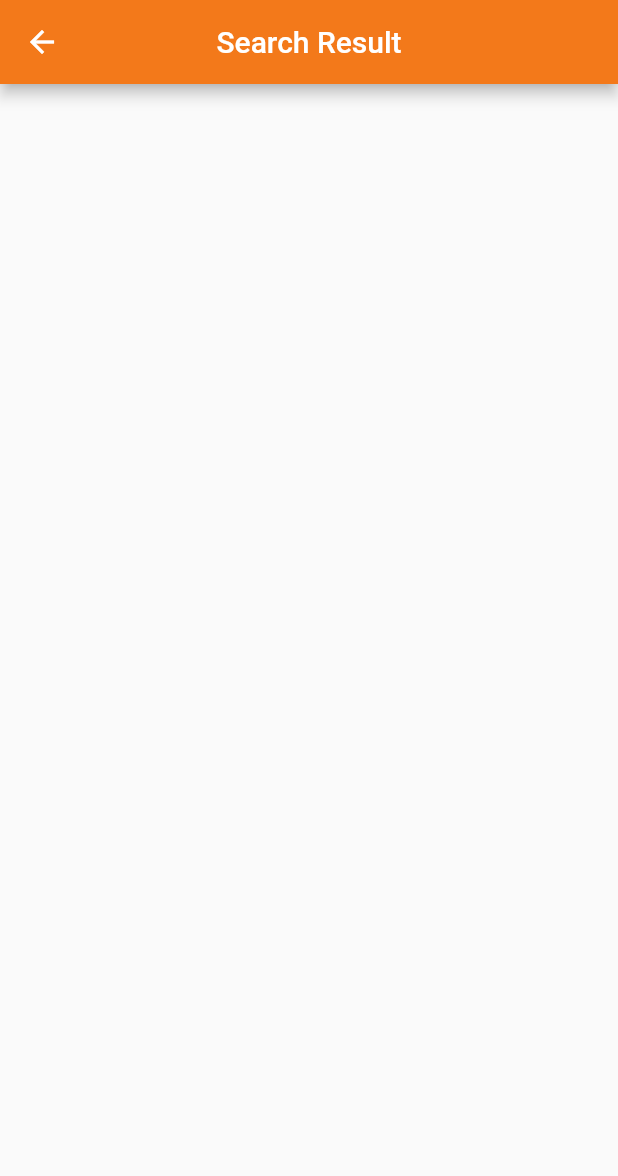
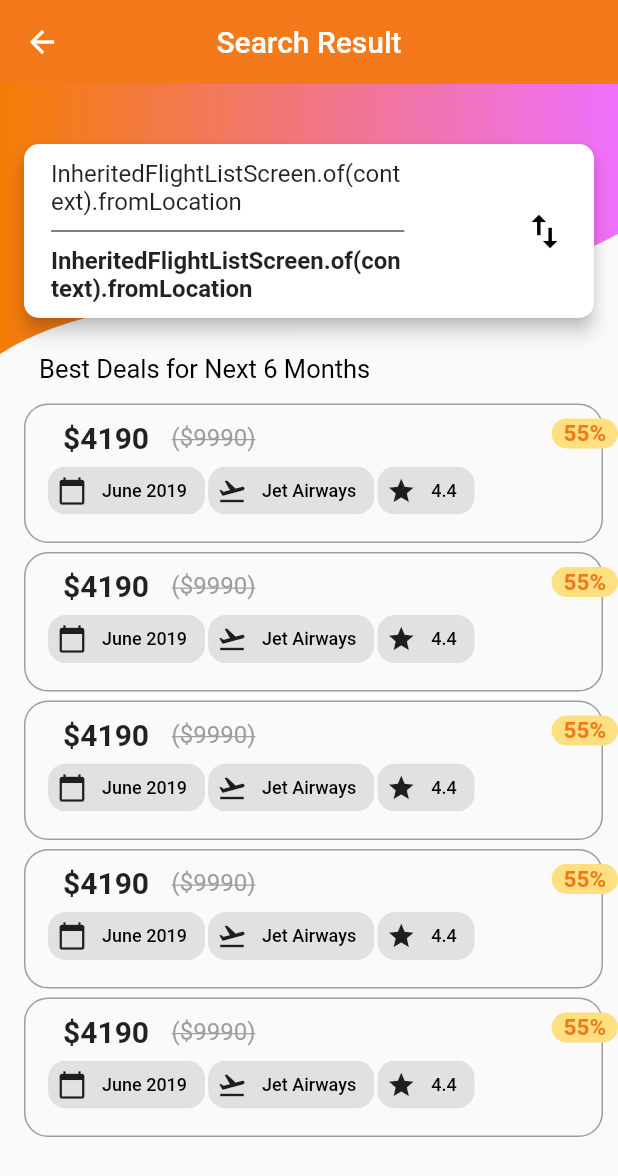
Before and after one commit to csj110/flutter_app_new, a Flutter app: the FlightListScreen screen opened directly, on a phone screen of 412 x 824 dp. Shown: the top 1176 px of the screen. Run offline on Flutter 3.47's test engine with Material 2 defaults, Android fonts, the phone set to English and light mode, and no system bars; Roboto replaces fonts that are missing (oxygen).

Commit message:
finish search page

```diff
--- /dev/null
+++ b/lib/flightListBottomPart.dart
@@ -0,0 +1,138 @@
+
+import 'package:flutter/material.dart';
+
+import 'flight_lists.dart';
+import 'main.dart';
+
+class FlightListBottomPart extends StatelessWidget {
+  @override
+  Widget build(BuildContext context) {
+    return Padding(
+      padding: EdgeInsets.only(
+        left: 16,
+      ),
+      child: Column(
+        children: <Widget>[
+          // SizedBox(
+          //   height: 16,
+          // ),
+          Row(
+            children: <Widget>[
+              SizedBox(
+                width: 10,
+              ),
+              Text(
+                'Best Deals for Next 6 Months',
+                style: TextStyle(color: Colors.black, fontSize: 17),
+              ),
+            ],
+          ),
+          SizedBox(
+            height: 10,
+          ),
+          ListView(
+            physics: ClampingScrollPhysics(),
+            shrinkWrap: true,
+            scrollDirection: Axis.vertical,
+            children: <Widget>[
+              FlightCard(),
+              FlightCard(),
+              FlightCard(),
+              FlightCard(),
+              FlightCard(),
+            ],
+          ),
+        ],
+      ),
+    );
+  }
+}
+
+class FlightCard extends StatelessWidget {
+  @override
+  Widget build(BuildContext context) {
+    return Padding(
+      padding: EdgeInsets.symmetric(vertical: 3),
+      child: Stack(
+        children: <Widget>[
+          Container(
+            margin: EdgeInsets.only(right: 10),
+            padding: EdgeInsets.symmetric(horizontal: 15, vertical: 10),
+            decoration: BoxDecoration(
+                borderRadius: BorderRadius.all(Radius.circular(16)),
+                border: Border.all(color: Colors.grey)),
+            child: Column(
+              crossAxisAlignment: CrossAxisAlignment.start,
+              children: <Widget>[
+                Row(
+                  children: <Widget>[
+                    SizedBox(
+                      width: 10,
+                    ),
+                    Text('\$4190',
+                        style: TextStyle(
+                            fontSize: 20.0, fontWeight: FontWeight.bold)),
+                    SizedBox(
+                      width: 15,
+                    ),
+                    Text(
+                      '(\$9990)',
+                      style: TextStyle(
+                          fontSize: 16.0,
+                          color: Colors.grey,
+                          decoration: TextDecoration.lineThrough),
+                    ),
+                  ],
+                ),
+                Wrap(
+                  spacing: 2,
+                  children: <Widget>[
+                    FlightDetailChip(Icons.calendar_today, 'June 2019'),
+                    FlightDetailChip(Icons.flight_takeoff, 'Jet Airways'),
+                    FlightDetailChip(Icons.star, '4.4'),
+                  ],
+                )
+              ],
+            ),
+          ),
+          Positioned(
+            top: 10.0,
+            right: 0,
+            child: Container(
+              padding: EdgeInsets.symmetric(horizontal: 8, vertical: 1),
+              decoration: BoxDecoration(
+                  color: discountBackgroundColor,
+                  borderRadius: BorderRadius.all(Radius.circular(10))),
+              child: Text('55%',
+                  style: TextStyle(
+                      fontSize: 15,
+                      color: appTheme.primaryColor,
+                      fontWeight: FontWeight.bold)),
+            ),
+          )
+        ],
+      ),
+    );
+  }
+}
+
+class FlightDetailChip extends StatelessWidget {
+  final IconData iconData;
+  final String label;
+  FlightDetailChip(this.iconData, this.label);
+
+  @override
+  Widget build(BuildContext context) {
+    return RawChip(
+      label: Text(label),
+      labelStyle: TextStyle(fontSize: 12, color: Colors.black),
+      backgroundColor: Colors.black.withOpacity(0.1),
+      avatar: Icon(
+        iconData,
+        size: 20,
+      ),
+      shape: RoundedRectangleBorder(
+          borderRadius: BorderRadius.all(Radius.circular(12))),
+    );
+  }
+}
--- a/lib/flight_lists.dart
+++ b/lib/flight_lists.dart
@@ -1,8 +1,24 @@
+// import 'package:app_new/main.dart';
 import 'package:flutter/material.dart';
+import 'flightListBottomPart.dart';
+import 'flightlistTopPart.dart';
 
 final Color discountBackgroundColor = Color(0xffffe080);
 final Color flightBorderColor = Color(0xffe6e6e6);
 final Color chipBackgroundColor = Color(0xfff6f6f6);
+
+class InheritedFlightListScreen extends InheritedWidget {
+  final String fromLocation, toLocation;
+  InheritedFlightListScreen({this.fromLocation, this.toLocation, Widget child})
+      : super(child: child);
+
+  @override
+  bool updateShouldNotify(InheritedWidget oldWidget) {
+    return true;
+  }
+  static InheritedFlightListScreen of(BuildContext context )=>
+  context.inheritFromWidgetOfExactType(InheritedFlightListScreen);
+}
 
 class FlightListScreen extends StatelessWidget {
   @override
@@ -11,6 +27,7 @@ class FlightListScreen extends StatelessWidget {
       appBar: AppBar(
         title: Text('Search Result'),
         centerTitle: true,
+        elevation: 0.0,
         leading: InkWell(
           child: Icon(Icons.arrow_back),
           onTap: () {
@@ -18,6 +35,12 @@ class FlightListScreen extends StatelessWidget {
           },
         ),
       ),
+      body: SingleChildScrollView(
+        scrollDirection: Axis.vertical,
+        child: Column(
+          children: <Widget>[FlightListTopPart(), FlightListBottomPart()],
+        ),
+      ),
     );
   }
 }
--- /dev/null
+++ b/lib/flightlistTopPart.dart
@@ -0,0 +1,70 @@
+import 'package:app_new/flight_lists.dart';
+import 'package:flutter/material.dart';
+
+import 'main.dart';
+class FlightListTopPart extends StatelessWidget {
+  @override
+  Widget build(BuildContext context) {
+    return Stack(
+      children: <Widget>[
+        ClipPath(
+          clipper: CustomShapeClipper(),
+          child: Container(
+            height: 180,
+            decoration: BoxDecoration(
+                gradient: LinearGradient(colors: [firstColor, secondColor])),
+          ),
+        ),
+        Column(
+          children: <Widget>[
+            SizedBox(
+              height: 40,
+            ),
+            Card(
+              shape: RoundedRectangleBorder(
+                  borderRadius: BorderRadius.all(Radius.circular(10.0))),
+              margin: EdgeInsets.symmetric(horizontal: 16.0),
+              elevation: 5.0,
+              child: Container(
+                padding: EdgeInsets.symmetric(horizontal: 18, vertical: 10),
+                child: Row(
+                  children: <Widget>[
+                    Expanded(
+                      flex: 3,
+                      child: Column(
+                        mainAxisAlignment: MainAxisAlignment.center,
+                        crossAxisAlignment: CrossAxisAlignment.start,
+                        children: <Widget>[
+                          Text(
+                            '$InheritedFlightListScreen.of(context).fromLocation',
+                            style: TextStyle(fontSize: 16.0),
+                          ),
+                          Divider(
+                            color: Colors.black,
+                            indent: 0.1,
+                            height: 20.0,
+                          ),
+                          Text(
+                            '$InheritedFlightListScreen.of(context).fromLocation',
+                            style: TextStyle(
+                                fontSize: 16.0, fontWeight: FontWeight.bold),
+                          )
+                        ],
+                      ),
+                    ),
+                    Spacer(),
+                    Icon(
+                      Icons.import_export,
+                      color: Colors.black,
+                      size: 30,
+                    )
+                  ],
+                ),
+              ),
+            ),
+          ],
+        )
+      ],
+    );
+  }
+}
--- a/lib/main.dart
+++ b/lib/main.dart
@@ -45,7 +45,7 @@ const TextStyle dropDownLabelStyle =
 const TextStyle dropDownMenuItemStyle =
     TextStyle(color: Colors.black, fontSize: 20);
 const iconSize = 30.0;
-
+final _searchFieldController=TextEditingController(text: locations[1]);
 class _HomeScreenTopContainerState extends State<HomeScreenTopContainer> {
   var selectLocationIndex = 0;
   var isFlightSelected = true;
@@ -133,7 +133,7 @@ class _HomeScreenTopContainerState extends State<HomeScreenTopContainer> {
                     elevation: 5,
                     borderRadius: BorderRadius.all(Radius.circular(25)),
                     child: TextField(
-                      controller: TextEditingController(text: locations[1]),
+                      controller: _searchFieldController,
                       style: dropDownMenuItemStyle,
                       cursorColor: appTheme.primaryColor,
                       decoration: InputDecoration(
@@ -153,7 +153,7 @@ class _HomeScreenTopContainerState extends State<HomeScreenTopContainer> {
                                     context,
                                     MaterialPageRoute(
                                         builder: (context) =>
-                                            FlightListScreen()));
+                                            InheritedFlightListScreen(fromLocation:locations[selectLocationIndex],toLocation: _searchFieldController.text,child: FlightListScreen(),)));
                               },
                             ),
                           )),
```
